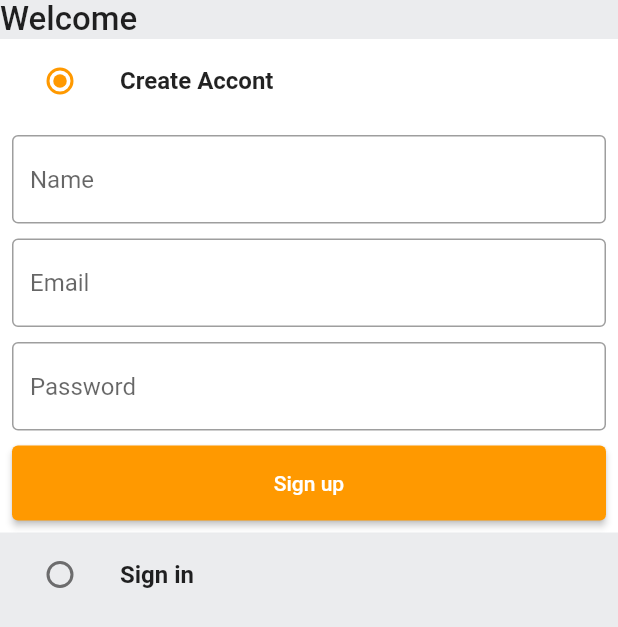
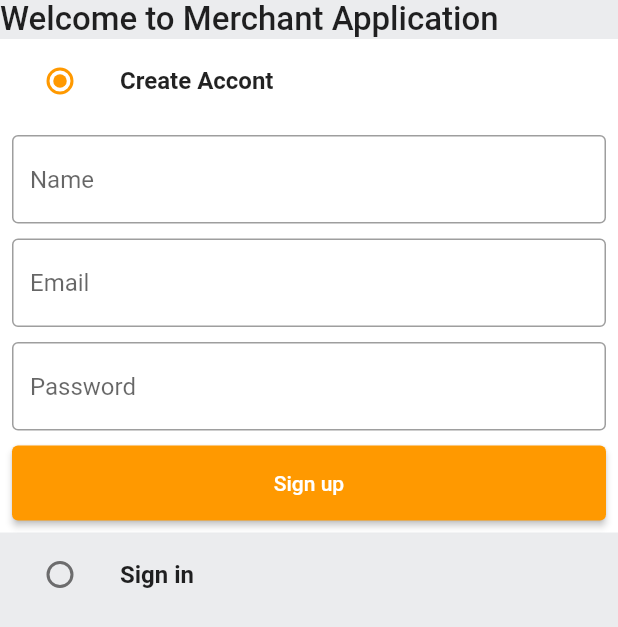
Before and after one commit to vanvans03-def/kmutnb_project_merchant, a Flutter app: the screen it shows after launch, on a phone screen of 412 x 824 dp. Shown: the top 627 px of the screen. Run offline on Flutter 3.47's test engine with Material 2 defaults, Android fonts, the phone set to English and light mode, and no system bars; our stand-ins replace badges, carousel_slider, dotted_border, file_picker, flutter_rating_bar, shared_preferences; missing offline and left inert: cloudinary_public, pay; network calls fail.

Commit message:
edit routing and theme in merchant app

```diff
--- a/lib/constants/global_variables.dart
+++ b/lib/constants/global_variables.dart
@@ -8,15 +8,15 @@ class GlobalVariables {
   // COLORS
   static const appBarGradient = LinearGradient(
     colors: [
-      Color.fromARGB(255, 29, 201, 192),
-      Color.fromARGB(255, 125, 221, 216),
+      Color.fromRGBO(236, 143, 43, 1),
+      Color.fromRGBO(236, 175, 63, 1),
     ],
     stops: [0.5, 1.0],
   );
   static const secondaryColor = Color.fromRGBO(255, 153, 0, 1);
   static const backgroundColor = Colors.white;
   static const Color greyBackgroundCOlor = Color(0xffebecee);
-  static var selectedNavBarColor = Colors.cyan[800]!;
+  static var selectedNavBarColor = Color.fromRGBO(248, 180, 78, 1);
   static const unselectedNavBarColor = Colors.black87;
 
   // STATIC IMAGES
--- a/lib/features/auth/screens/auth_screen.dart
+++ b/lib/features/auth/screens/auth_screen.dart
@@ -61,7 +61,7 @@ class _AuthScreenState extends State<AuthScreen> {
           crossAxisAlignment: CrossAxisAlignment.start,
           children: [
             const Text(
-              "Welcome",
+              "Welcome to Merchant Application",
               style: TextStyle(
                 fontSize: 22,
                 fontWeight: FontWeight.w500,
--- a/lib/features/auth/services/auth_service.dart
+++ b/lib/features/auth/services/auth_service.dart
@@ -28,7 +28,7 @@ class AuthService {
         email: email,
         token: '',
         password: password,
-        type: 'user',
+        type: 'merchant',
         phoneNumber: '',
         address: '',
         cart: [],
@@ -84,7 +84,6 @@ class AuthService {
           var responseJson = jsonDecode(res.body);
           var data = responseJson['data'];
           var token = data['token'];
-          print("login :");
 
           if (token == null) {
             // ignore: use_build_context_synchronously
@@ -104,7 +103,7 @@ class AuthService {
               BottomBar.routeName,
               (route) => false,
             );*/
-          } else if (data['type'] == 'admin') {
+          } else if (data['type'] == 'merchant') {
             // ignore: use_build_context_synchronously
             Navigator.push(
               context,
--- a/lib/features/home/widgets/address_box.dart
+++ b/lib/features/home/widgets/address_box.dart
@@ -15,8 +15,8 @@ class AddressBox extends StatelessWidget {
       decoration: const BoxDecoration(
         gradient: LinearGradient(
           colors: [
-            Color.fromARGB(255, 114, 226, 221),
-            Color.fromARGB(255, 162, 236, 233),
+            Color.fromRGBO(253, 175, 92, 1),
+            Color.fromRGBO(251, 188, 72, 1),
           ],
           stops: [0.5, 1.0],
         ),
```
